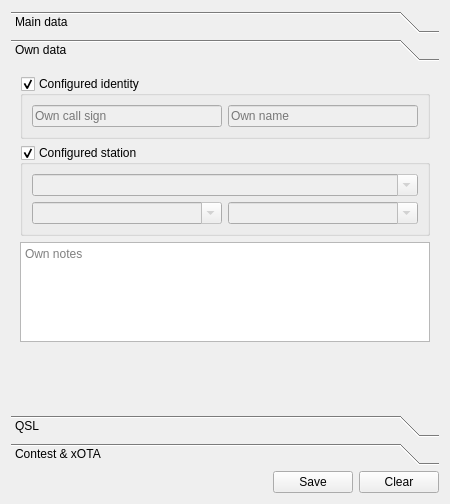
Before: the Qt Designer form ui_files/DragonLog_QSOForm.ui in gitandy/DragonLog, drawn with Qt 5.
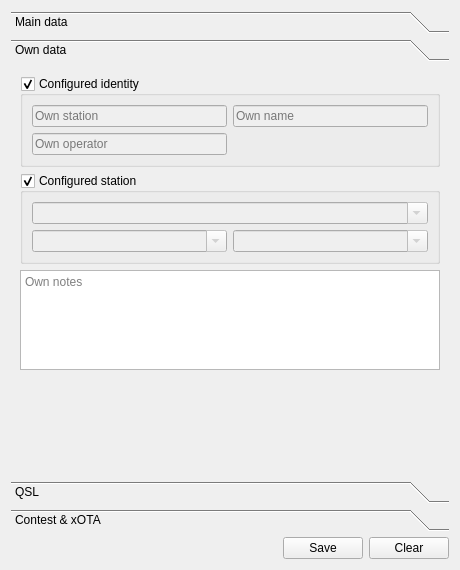
After: the same form once the commit is applied. The open tabs and pages were chosen to show the change.

Commit message: Added operator and own_operator to QSO form and settings

Patch:
```diff
--- a/ui_files/DragonLog_QSOForm.ui
+++ b/ui_files/DragonLog_QSOForm.ui
@@ -6,8 +6,8 @@
    <rect>
     <x>0</x>
     <y>0</y>
-    <width>450</width>
-    <height>504</height>
+    <width>460</width>
+    <height>570</height>
    </rect>
   </property>
   <property name="sizePolicy">
@@ -683,7 +683,7 @@
         <x>0</x>
         <y>0</y>
         <width>432</width>
-        <height>334</height>
+        <height>395</height>
        </rect>
       </property>
       <attribute name="label">
@@ -698,36 +698,42 @@
          <property name="checkable">
           <bool>true</bool>
          </property>
-         <layout class="QVBoxLayout" name="verticalLayout_3">
-          <item>
-           <layout class="QHBoxLayout" name="horizontalLayout_5">
-            <item>
-             <widget class="QLineEdit" name="ownCallSignLineEdit">
-              <property name="enabled">
-               <bool>false</bool>
-              </property>
-              <property name="placeholderText">
-               <string>Own call sign</string>
-              </property>
-              <property name="cssClass" stdset="0">
-               <string notr="true">QSOFormInput</string>
-              </property>
-             </widget>
-            </item>
-            <item>
-             <widget class="QLineEdit" name="ownNameLineEdit">
-              <property name="enabled">
-               <bool>false</bool>
-              </property>
-              <property name="placeholderText">
-               <string>Own name</string>
-              </property>
-              <property name="cssClass" stdset="0">
-               <string notr="true">QSOFormInput</string>
-              </property>
-             </widget>
-            </item>
-           </layout>
+         <layout class="QGridLayout" name="gridLayout_5">
+          <item row="0" column="1">
+           <widget class="QLineEdit" name="ownNameLineEdit">
+            <property name="enabled">
+             <bool>false</bool>
+            </property>
+            <property name="placeholderText">
+             <string>Own name</string>
+            </property>
+            <property name="cssClass" stdset="0">
+             <string notr="true">QSOFormInput</string>
+            </property>
+           </widget>
+          </item>
+          <item row="0" column="0">
+           <widget class="QLineEdit" name="ownCallSignLineEdit">
+            <property name="enabled">
+             <bool>false</bool>
+            </property>
+            <property name="placeholderText">
+             <string>Own station</string>
+            </property>
+            <property name="cssClass" stdset="0">
+             <string notr="true">QSOFormInput</string>
+            </property>
+           </widget>
+          </item>
+          <item row="1" column="0">
+           <widget class="QLineEdit" name="ownOpLineEdit">
+            <property name="enabled">
+             <bool>false</bool>
+            </property>
+            <property name="placeholderText">
+             <string>Own operator</string>
+            </property>
+           </widget>
           </item>
          </layout>
         </widget>
```
Left out of the diff: 77 changed lines with no effect on the pictures. The commit also changes 7 other files.
